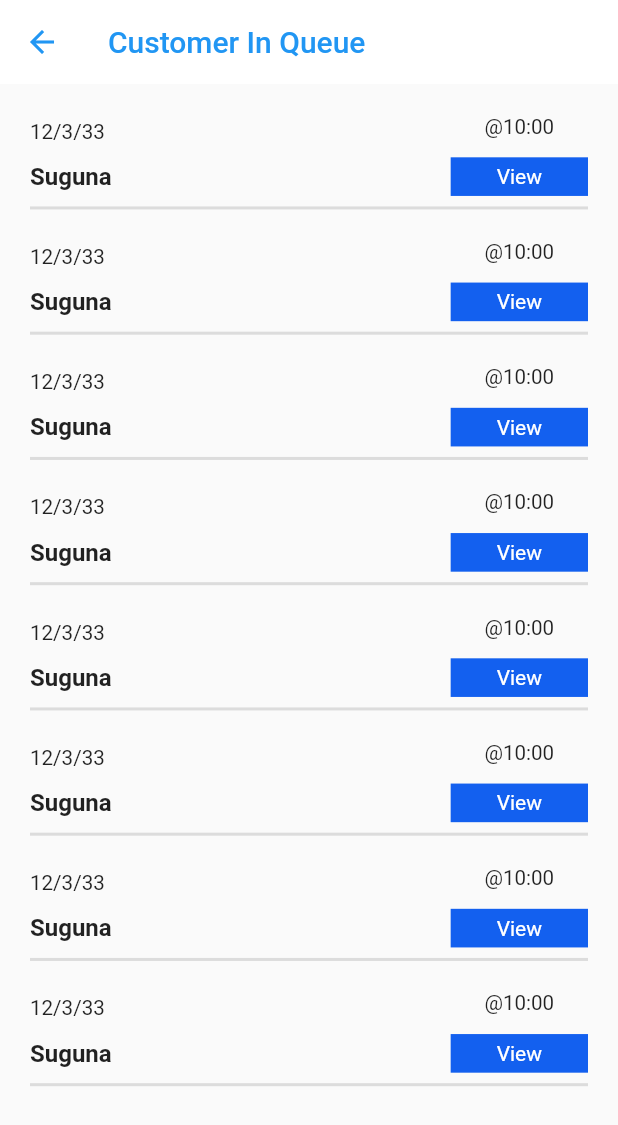
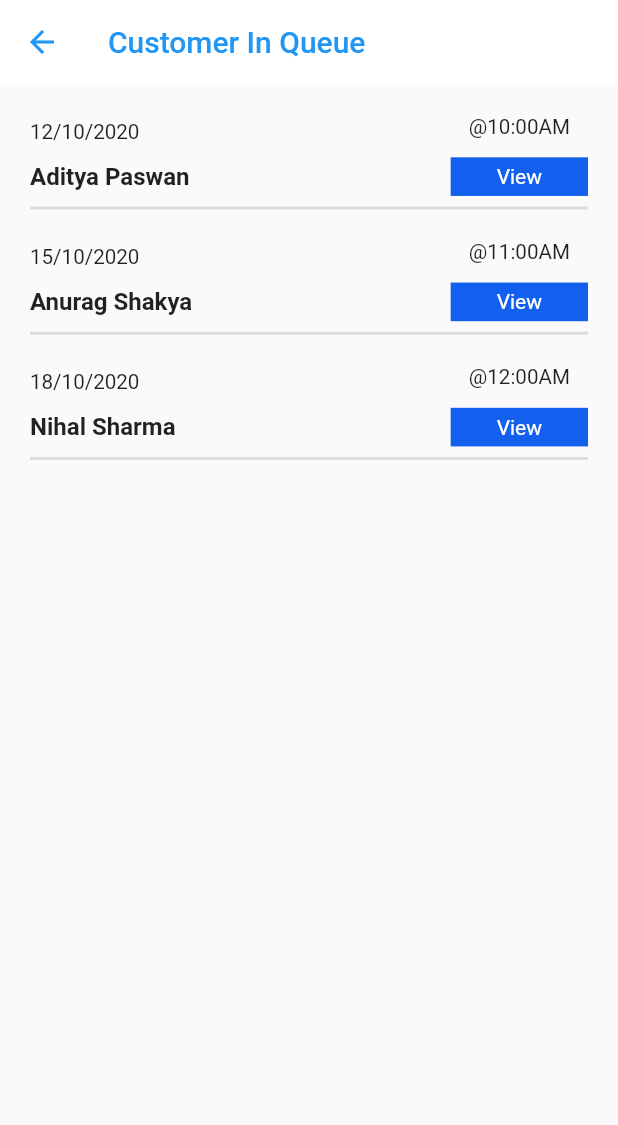
Before and after one commit to aditya6789/mmdapp-doctor, a Flutter app: the CustomerQueueScreen screen opened directly, on a phone screen of 412 x 824 dp. Shown: the top 1125 px of the screen. Run offline on Flutter 3.47's test engine with Material 2 defaults, Android fonts, the phone set to English and light mode, and no system bars; our stand-ins replace animated_splash_screen, flutter_screenutil, flutter_svg, get; accounts and stored records are empty.

Commit message:
controllers

```diff
--- a/lib/common/utils/TextFormField.dart
+++ b/lib/common/utils/TextFormField.dart
@@ -1,4 +1,5 @@
 import 'package:flutter/material.dart';
+import 'package:flutter_screenutil/flutter_screenutil.dart';
 import 'package:intl/intl.dart';
 
 class DateTextFormField extends StatefulWidget {
@@ -23,6 +24,7 @@ class _DateTextFormFieldState extends State<DateTextFormField> {
       controller: dateInput,
       decoration: InputDecoration(
           suffixIcon: Icon(Icons.macro_off),
+          hintStyle: TextStyle(fontSize: 11.sp),
           hintText:
               "${DateFormat('dd/MM/yyyy').format(DateTime.now())} (Current Date)"),
       onTap: () async {
@@ -59,6 +61,7 @@ class CustomTextFormField extends StatelessWidget {
       controller: controller,
       decoration: InputDecoration(
         hintText: "Enter",
+        hintStyle: TextStyle(fontSize: 11.sp),
       ),
     );
   }
@@ -86,6 +89,7 @@ class _BirthTextFormFieldState extends State<BirthTextFormField> {
       controller: birthInput,
       decoration: InputDecoration(
         hintText: "dd/mm/yyyy",
+        hintStyle: TextStyle(fontSize: 11.sp),
         suffixIcon: Icon(Icons.macro_off),
       ),
       onTap: () async {
--- /dev/null
+++ b/lib/controllers/customerController.dart
@@ -0,0 +1,33 @@
+import 'package:flutter/material.dart';
+import 'package:get/get_rx/src/rx_types/rx_types.dart';
+import 'package:get/get_state_manager/src/simple/get_controllers.dart';
+
+import '../models/customerModel.dart';
+
+class CustomerController extends GetxController {
+  var customerDetails = Rxn<CustomerModel>();
+
+  fetchCustomerDetails(String id) {
+    customerDetails.value = CustomerModel(name: [
+      "Aditya Paswan",
+      "Anurag Shakya",
+      "Nihal Sharma",
+    ], date: [
+      "12/10/2020",
+      "15/10/2020",
+      "18/10/2020",
+    ], number: [
+      "87654356789",
+      "7654356789",
+      "8765435678",
+    ], time: [
+      '@10:00AM',
+      '@11:00AM',
+      '@12:00AM',
+    ], total: [
+      5,
+      8,
+      10
+    ]);
+  }
+}
--- /dev/null
+++ b/lib/controllers/homeController.dart
@@ -0,0 +1,54 @@
+import 'package:flutter/material.dart';
+import 'package:get/get_rx/src/rx_types/rx_types.dart';
+import 'package:get/get_state_manager/src/simple/get_controllers.dart';
+
+import '../models/homeModel.dart';
+
+class PatientsController extends GetxController {
+  var patientsDetails = Rxn<PatientsModel>();
+
+  fetchPatientsDetails(String id) {
+    patientsDetails.value = PatientsModel(title: [
+      "Total Patients",
+      "Today's Patients",
+      "Appointments"
+    ], img: [
+      "assets/icons/total.svg",
+      "assets/icons/today.svg",
+      "assets/icons/apointment_component.svg"
+    ], day: [
+      "Till Today",
+      "14 , Jan 2020",
+      "15 , Jan 2020",
+      "Appointments"
+    ], number: [
+      1500,
+      25,
+      80
+    ]);
+  }
+}
+
+class TodayController extends GetxController {
+  var todayDetails = Rxn<TodaysModel>();
+
+  fetchTodayDetails(String id) {
+    todayDetails.value = TodaysModel(name: [
+      "Aditya Paswan",
+      "Anurag Shakya",
+      "Nihal Sharma",
+    ], date: [
+      "12/10/2020",
+      "15/10/2020",
+      "18/10/2020",
+    ], type: [
+      "New Patient",
+      "Old Patient",
+      "New Patient",
+    ], time: [
+      '@10:00AM',
+      '@11:00AM',
+      '@12:00AM',
+    ]);
+  }
+}
--- a/lib/main.dart
+++ b/lib/main.dart
@@ -37,7 +37,9 @@ class MyApp extends StatelessWidget {
                 child: Image.asset("assets/logo.png"),
               ),
               duration: 3000,
-              nextScreen: LandingScreen(subRoute: 'home'))),
+              nextScreen: LandingScreen(
+                subRoute: 'home',
+              ))),
     );
   }
 }
--- /dev/null
+++ b/lib/models/customerModel.dart
@@ -0,0 +1,15 @@
+class CustomerModel {
+  late List date;
+  late List name;
+  late List time;
+  late List number;
+  late List total;
+
+  CustomerModel({
+    required this.date,
+    required this.name,
+    required this.time,
+    required this.number,
+    required this.total,
+  });
+}
--- a/lib/screens/CustomerQueueScreen.dart
+++ b/lib/screens/CustomerQueueScreen.dart
@@ -1,16 +1,23 @@
 import 'package:flutter/material.dart';
 import 'package:flutter_screenutil/flutter_screenutil.dart';
+import 'package:get/get.dart';
+import 'package:get/get_core/src/get_main.dart';
 import 'package:mmdapp_doctor/components/components.dart';
+import 'package:mmdapp_doctor/controllers/customerController.dart';
 
 class CustomerQueueScreen extends StatelessWidget {
   const CustomerQueueScreen({super.key});
 
   @override
   Widget build(BuildContext context) {
+    final customerController = Get.put((CustomerController()));
+
     return Scaffold(
       appBar: AppBar(
         leading: IconButton(
-            onPressed: () {},
+            onPressed: () {
+              Navigator.pop(context);
+            },
             icon: Icon(
               Icons.arrow_back,
               color: Colors.blue,
@@ -28,14 +35,28 @@ class CustomerQueueScreen extends StatelessWidget {
           child: Column(
             children: [
               Expanded(
-                child: ListView.separated(
-                    separatorBuilder: (context, index) => SizedBox(
-                          height: 10.h,
-                        ),
-                    itemCount: 8,
-                    itemBuilder: (context, index) {
-                      return CustomerQueue(
-                          date: "12/3/33", time: "@10:00", name: "Suguna");
+                child: FutureBuilder(
+                    future: customerController.fetchCustomerDetails('1'),
+                    builder:
+                        (BuildContext context, AsyncSnapshot<String> snapshot) {
+                      return ListView.separated(
+                          separatorBuilder: (context, index) => SizedBox(
+                                height: 10.h,
+                              ),
+                          itemCount: 3,
+                          itemBuilder: (context, index) {
+                            return CustomerQueue(
+                              date: customerController
+                                  .customerDetails.value!.date[index]
+                                  .toString(),
+                              time: customerController
+                                  .customerDetails.value!.time[index]
+                                  .toString(),
+                              name: customerController
+                                  .customerDetails.value!.name[index]
+                                  .toString(),
+                            );
+                          });
                     }),
               )
             ],
```
Also changed, not shown: lib/components/appointmentsComponents.dart (+5 -2 lines), lib/components/patientsComponent.dart (+19 -9 lines), lib/components/queueComponent.dart (+7 -4 lines), lib/components/todayComponent.dart (+15 -5 lines), lib/models/homeModel.dart (added, +27 -0 lines), lib/screens/addCustomer.dart (+5 -3 lines), lib/screens/homeScreen.dart (+76 -8 lines), lib/screens/schedule.dart (+25 -4 lines), assets/icons/add_queue.svg (added), assets/icons/appointment_component.svg (added), assets/icons/group_notification.svg (added), assets/icons/today.svg (added), assets/icons/total.svg (added), assets/icons/view_queue.svg (added).
